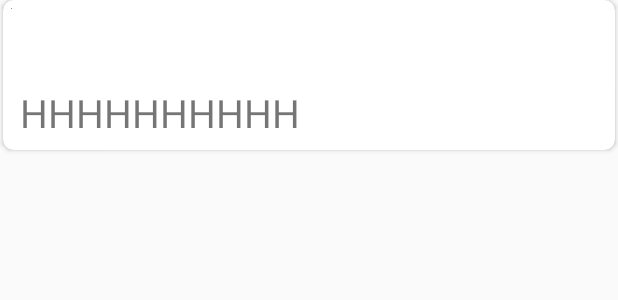
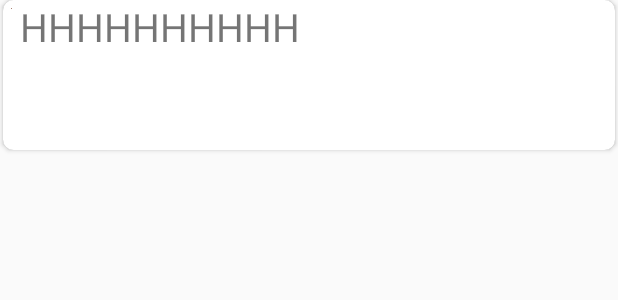
Before and after one commit to svinogr/Wardrobe3, an Android app: the layout item_card_sub_item.xml on its own in the app's theme, with its tools: preview values and no code run, on a phone screen of 412 x 824 dp. Shown: the top 300 px of the screen. Run offline under Robolectric (Android 15) with nearby library versions, the phone set to English and light mode, and no system bars.

```diff
--- a/app/src/main/java/info/upump/wardrobe3/MainFragment.java
+++ b/app/src/main/java/info/upump/wardrobe3/MainFragment.java
@@ -56,6 +56,7 @@ public class MainFragment extends Fragment implements LoaderManager.LoaderCallba
         recyclerView = root.findViewById(R.id.recycledFragmentMain);
         recyclerView.setLayoutManager(linearLayoutManagerForRecycledView);
         recyclerView.setAdapter(mainAdapter);
+
         ItemTouchHelper itemTouchHelper = new ItemTouchHelper(createItemTouchHelperCallback());
         itemTouchHelper.attachToRecyclerView(recyclerView);
 
--- a/app/src/main/java/info/upump/wardrobe3/SubItemDetail.java
+++ b/app/src/main/java/info/upump/wardrobe3/SubItemDetail.java
@@ -131,7 +131,7 @@ public class SubItemDetail extends AppCompatActivity implements View.OnClickList
     @Override
     protected void onActivityResult(int requestCode, int resultCode, Intent data) {
         CameraOrChoosePhotoDialog cameraOrChoosePhotoDialog = (CameraOrChoosePhotoDialog) getFragmentManager().findFragmentByTag("camera");
-
+        System.out.println(resultCode);
         if (resultCode == RESULT_OK) {
             if (requestCode == CAMERA_RESULT) {
                 fileFromDialog = cameraOrChoosePhotoDialog.getFile();
@@ -157,7 +157,7 @@ public class SubItemDetail extends AppCompatActivity implements View.OnClickList
         List<ResolveInfo> resInfoList = this.getPackageManager().queryIntentActivities(mediaScanIntent, PackageManager.MATCH_DEFAULT_ONLY);
         for (ResolveInfo resolveInfo : resInfoList) {
             String packageName = resolveInfo.activityInfo.packageName;
-            System.out.println("pacake name" +packageName);
+            System.out.println("package name" +packageName);
             this.grantUriPermission(packageName, uriFromDialog, Intent.FLAG_GRANT_WRITE_URI_PERMISSION | Intent.FLAG_GRANT_READ_URI_PERMISSION);
         }
 
--- a/app/src/main/java/info/upump/wardrobe3/dialog/CameraOrChoosePhotoDialog.java
+++ b/app/src/main/java/info/upump/wardrobe3/dialog/CameraOrChoosePhotoDialog.java
@@ -102,6 +102,7 @@ public class CameraOrChoosePhotoDialog extends DialogFragment implements View.On
 
 
             String aut = getActivity().getPackageName() + ".fileprovider";
+         //   String aut = getActivity().getPackageName() ;
             uri = getUriForFile(getActivity(), aut, file);
             System.out.println("v dialogr uri " + uri);
 
@@ -124,12 +125,13 @@ public class CameraOrChoosePhotoDialog extends DialogFragment implements View.On
         if (!directory.exists()) {
             directory.mkdirs();
         }
-        String name = "photo_" + System.currentTimeMillis();
+        String name = "photo_" /*+  String.valueOf(System.currentTimeMillis()).replaceAll("-","_")*/;
+        System.out.println("имя "+name);
         File file = null;
         try {
             file = File.createTempFile(
                     name,  /* prefix */
-                    "jpg",         /* suffix */
+                    ".jpg",         /* suffix */
                     directory      /* directory */
             );
         } catch (IOException e) {
--- a/app/src/main/res/layout/item_card_sub_item.xml
+++ b/app/src/main/res/layout/item_card_sub_item.xml
@@ -1,6 +1,11 @@
 <?xml version="1.0" encoding="utf-8"?>
-<android.support.v7.widget.CardView xmlns:android="http://schemas.android.com/apk/res/android"
+<LinearLayout xmlns:android="http://schemas.android.com/apk/res/android"
     xmlns:app="http://schemas.android.com/apk/res-auto"
+    android:id="@+id/swap"
+    android:layout_width="match_parent"
+    android:layout_height="wrap_content">
+
+    <android.support.v7.widget.CardView
         android:id="@+id/sub_item_card"
         android:layout_width="match_parent"
         android:layout_height="100dp"
@@ -13,7 +18,7 @@
         <LinearLayout
             android:id="@+id/sub_item_layout"
             android:layout_width="match_parent"
-        android:layout_height="match_parent"
+            android:layout_height="wrap_content"
             android:layout_marginBottom="5dp"
             android:orientation="horizontal">
 
@@ -42,3 +47,4 @@
         </LinearLayout>
 
     </android.support.v7.widget.CardView>
+</LinearLayout>
```
Also changed, not shown: app/src/main/java/info/upump/wardrobe3/adapter/SubItemAdapter.java (+12 -24 lines), app/src/main/java/info/upump/wardrobe3/mask/MaskedDrawablePorterDuffDstIn.java (+4 -4 lines), app/src/main/java/info/upump/wardrobe3/task/GetPhotoWithMaskAsynk.java (added, +76 -0 lines), app/src/main/res/layout/fragment_main.xml (+9 -10 lines), app/src/main/res/layout/fragment_sub_item.xml (+5 -6 lines). Lines whose indentation alone changed are shown as unchanged.
